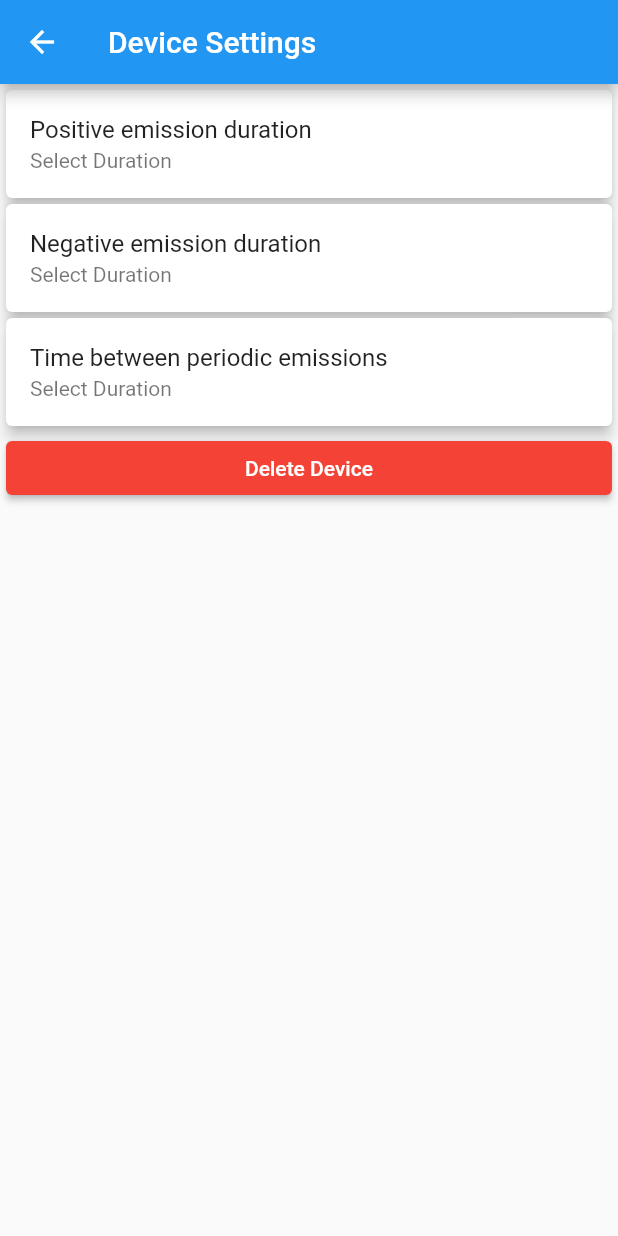
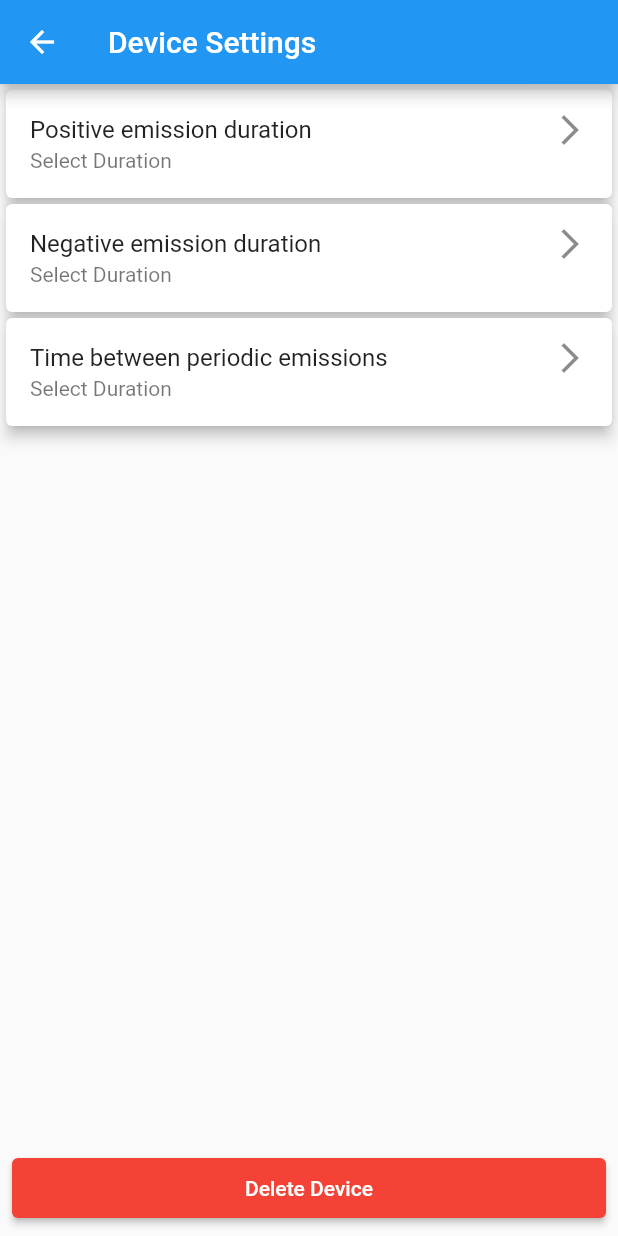
Before and after one commit to TylerHight/Que-App, a Flutter app: the screen it shows after launch, after a tap on the "settings" icon, on a phone screen of 412 x 824 dp. Run offline on Flutter 3.47's test engine with Material 2 defaults, Android fonts, the phone set to English and light mode, and no system bars; our stand-ins replace syncfusion_flutter_charts.

Commit message:
prettied device settings screen

```diff
--- a/lib/screens/home_screen/device_settings_screen.dart
+++ b/lib/screens/home_screen/device_settings_screen/device_settings_screen.dart
@@ -190,7 +190,6 @@ class _DeviceSettingsScreenState extends State<DeviceSettingsScreen> {
             onTap: () {
               _selectDuration(context, 'Positive emission duration');
             },
-            margin: EdgeInsets.only(bottom: 4.0), // Add spacing between the input fields
           ),
           _buildSettingCard(
             title: 'Negative emission duration',
@@ -200,7 +199,6 @@ class _DeviceSettingsScreenState extends State<DeviceSettingsScreen> {
             onTap: () {
               _selectDuration(context, 'Negative emission duration');
             },
-            margin: EdgeInsets.only(bottom: 4.0), // Add spacing between the input fields
           ),
           _buildSettingCard(
             title: 'Time between periodic emissions',
@@ -210,16 +208,19 @@ class _DeviceSettingsScreenState extends State<DeviceSettingsScreen> {
             onTap: () {
               _selectDuration(context, 'Time between periodic emissions');
             },
-            margin: EdgeInsets.only(bottom: 4.0), // Add spacing between the input fields
-          ),
-          ElevatedButton(
-            onPressed: widget.onDelete,
-            style: ElevatedButton.styleFrom(
-              backgroundColor: Colors.red, // Set the button's background color to red
-            ),
-            child: const Text('Delete Device'),
           ),
         ],
+      ),
+      bottomNavigationBar: Container(
+        padding: EdgeInsets.all(8.0),
+        child: ElevatedButton(
+          onPressed: widget.onDelete,
+          style: ElevatedButton.styleFrom(
+            backgroundColor: Colors.red,
+            minimumSize: Size.fromHeight(40),
+          ),
+          child: const Text('Delete Device'),
+        ),
       ),
     );
   }
@@ -228,13 +229,22 @@ class _DeviceSettingsScreenState extends State<DeviceSettingsScreen> {
     required String title,
     required String value,
     required VoidCallback onTap,
-    EdgeInsetsGeometry? margin, // Add margin property
   }) {
     return Card(
       elevation: 4.0,
-      margin: margin, // Set the margin property here
+      margin: EdgeInsets.only(bottom: 4.0),
       child: ListTile(
-        title: Text(title),
+        title: Align(
+          alignment: Alignment.centerLeft,
+          child: Row(
+            children: [
+              Expanded(
+                child: Text(title),
+              ),
+              Icon(Icons.arrow_forward_ios), // Add the arrow icon here
+            ],
+          ),
+        ),
         subtitle: Text(value),
         onTap: onTap,
       ),
--- a/lib/screens/home_screen/home_screen.dart
+++ b/lib/screens/home_screen/home_screen.dart
@@ -4,7 +4,7 @@ import 'package:flutter/material.dart';
 import 'package:provider/provider.dart'; // Add this import statement
 import 'device_data.dart'; // Import the DeviceData class
 import 'device_remote.dart';
-import 'device_settings_screen.dart';
+import 'device_settings_screen/device_settings_screen.dart';
 import 'device_name_dialog.dart';
 
 class HomeScreen extends StatelessWidget {
```
